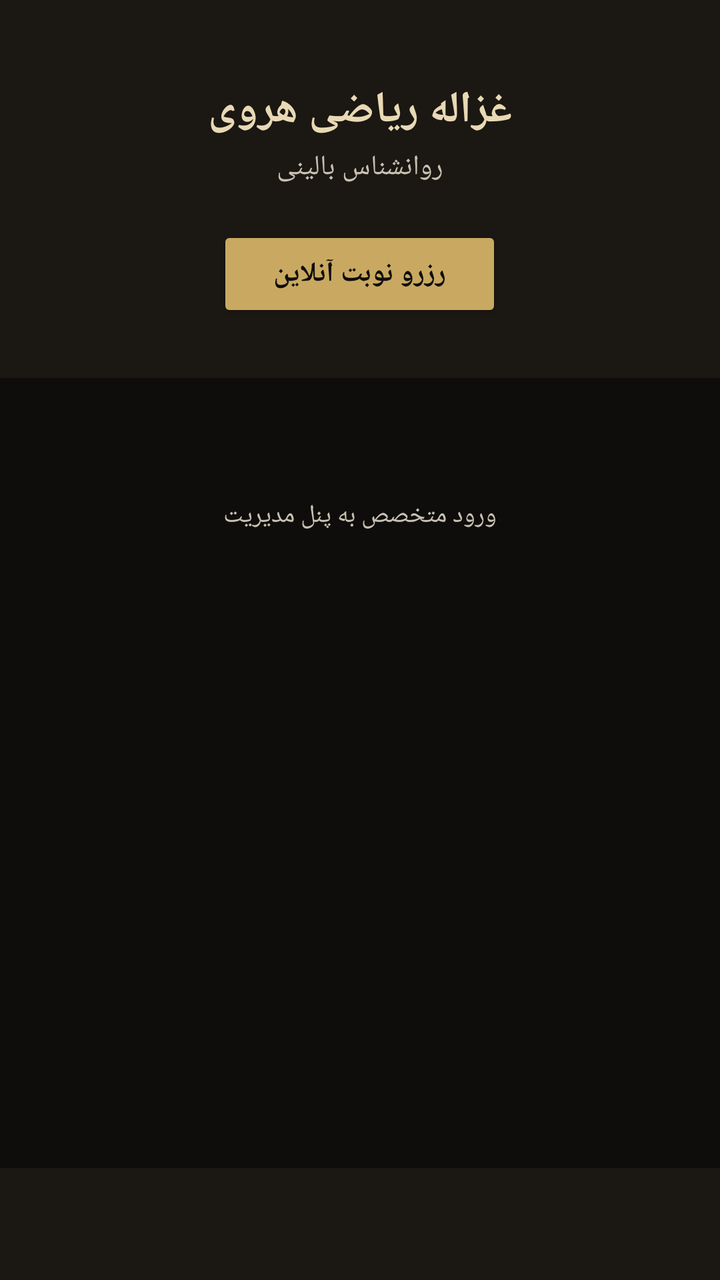
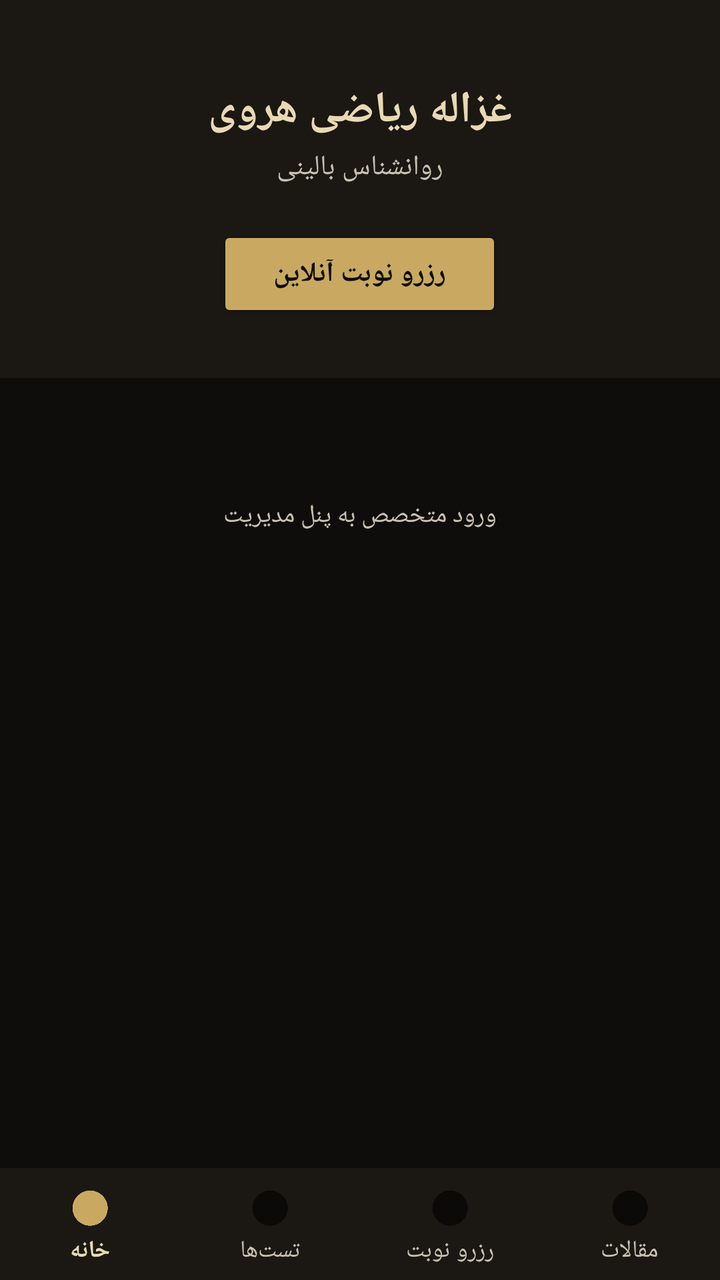

Compare the two renders of this Android layout. The source of the first and the diff that turns it into the second are given below.
<!-- AndroidManifest.xml: activity theme Theme.GhazalehApp -->
<!-- res/layout/activity_main.xml -->
<?xml version="1.0" encoding="utf-8"?>
<LinearLayout xmlns:android="http://schemas.android.com/apk/res/android"
    xmlns:app="http://schemas.android.com/apk/res/auto"
    android:layout_width="match_parent"
    android:layout_height="match_parent"
    android:orientation="vertical"
    android:background="@color/ink">

    <androidx.core.widget.NestedScrollView
        android:layout_width="match_parent"
        android:layout_height="0dp"
        android:layout_weight="1"
        android:fillViewport="true">

        <LinearLayout
            android:layout_width="match_parent"
            android:layout_height="wrap_content"
            android:orientation="vertical"
            android:paddingBottom="24dp">

            
            <LinearLayout
                android:layout_width="match_parent"
                android:layout_height="wrap_content"
                android:orientation="vertical"
                android:gravity="center"
                android:background="@color/panel"
                android:paddingTop="40dp"
                android:paddingBottom="28dp"
                android:paddingStart="24dp"
                android:paddingEnd="24dp">

                <TextView
                    android:layout_width="wrap_content"
                    android:layout_height="wrap_content"
                    android:text="غزاله ریاضی هروی"
                    android:textColor="@color/gold_light"
                    android:textSize="22sp"
                    android:textStyle="bold" />

                <TextView
                    android:layout_width="wrap_content"
                    android:layout_height="wrap_content"
                    android:layout_marginTop="4dp"
                    android:text="روانشناس بالینی"
                    android:textColor="@color/ivory_dim"
                    android:textSize="14sp" />

                <Button
                    android:id="@+id/bookNowButton"
                    android:layout_width="wrap_content"
                    android:layout_height="wrap_content"
                    android:layout_marginTop="20dp"
                    android:backgroundTint="@color/gold"
                    android:textColor="@color/ink"
                    android:paddingStart="28dp"
                    android:paddingEnd="28dp"
                    android:text="رزرو نوبت آنلاین"
                    android:textStyle="bold" />

            </LinearLayout>

            
            <androidx.recyclerview.widget.RecyclerView
                android:id="@+id/menuGrid"
                android:layout_width="match_parent"
                android:layout_height="wrap_content"
                android:layout_marginTop="20dp"
                android:paddingStart="10dp"
                android:paddingEnd="10dp"
                android:nestedScrollingEnabled="false" />

            <TextView
                android:id="@+id/adminLoginLink"
                android:layout_width="wrap_content"
                android:layout_height="wrap_content"
                android:layout_gravity="center"
                android:layout_marginTop="28dp"
                android:padding="12dp"
                android:text="ورود متخصص به پنل مدیریت"
                android:textColor="@color/ivory_dim"
                android:textSize="12.5sp" />

        </LinearLayout>

    </androidx.core.widget.NestedScrollView>

    <com.google.android.material.bottomnavigation.BottomNavigationView
        android:id="@+id/bottomNav"
        android:layout_width="match_parent"
        android:layout_height="wrap_content"
        android:background="@color/panel"
        app:itemIconTint="@null"
        app:itemTextColor="@color/bottom_nav_text_color"
        app:labelVisibilityMode="labeled"
        app:menu="@menu/bottom_nav_menu" />

</LinearLayout>
<!-- resources referenced by this layout -->
<resources>
  <color name="gold">#C9A961</color>
  <color name="gold_light">#E8D9B5</color>
  <color name="ink">#0F0D0B</color>
  <color name="ivory_dim">#C9C1B2</color>
  <color name="panel">#1B1712</color>
  <style name="Theme.GhazalehApp" parent="Theme.MaterialComponents.DayNight.NoActionBar">
          <item name="colorPrimary">@color/gold</item>
          <item name="colorPrimaryDark">@color/ink</item>
          <item name="colorAccent">@color/gold</item>
          <item name="android:windowBackground">@color/ink</item>
          <item name="android:statusBarColor">@color/ink</item>
          <item name="android:windowLightStatusBar">false</item>
          <item name="android:navigationBarColor">@color/ink</item>
      </style>
</resources>

<!-- the commit's change to res/layout/activity_main.xml (unified diff, before → after) -->
@@ -1,6 +1,6 @@
 <?xml version="1.0" encoding="utf-8"?>
 <LinearLayout xmlns:android="http://schemas.android.com/apk/res/android"
-    xmlns:app="http://schemas.android.com/apk/res/auto"
+    xmlns:app="http://schemas.android.com/apk/res-auto"
     android:layout_width="match_parent"
     android:layout_height="match_parent"
     android:orientation="vertical"
